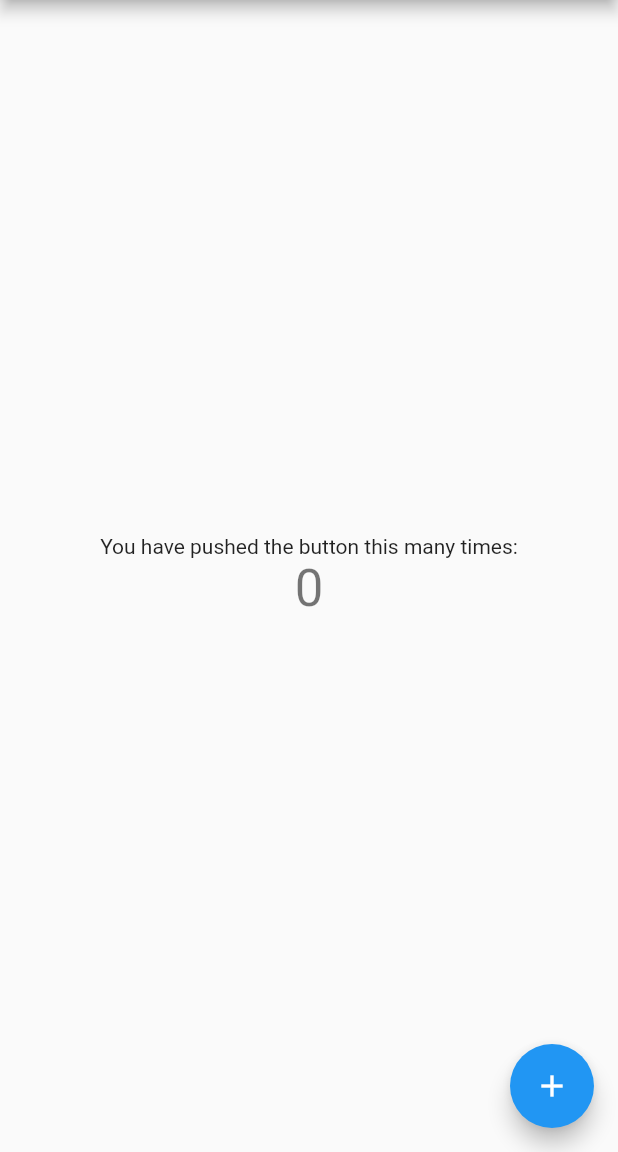
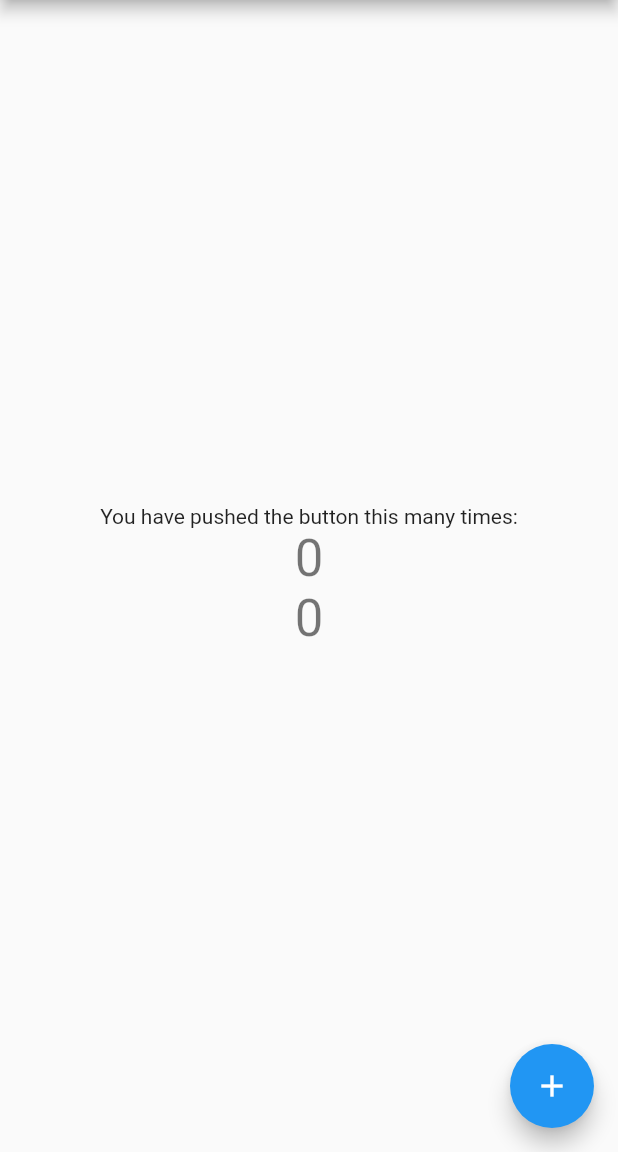
Before and after one commit to Yasas4D/LocationApp, a Flutter app: the screen it shows after launch, on a phone screen of 412 x 824 dp, the part 84-1236 px from its top. Run offline on Flutter 3.47's test engine with Material 2 defaults, Android fonts, the phone set to English and light mode, and no system bars.

Commit message:
thawa text ekk damma

```diff
--- a/lib/main.dart
+++ b/lib/main.dart
@@ -50,6 +50,10 @@ class _MyHomePageState extends State<MyHomePage> {
               '$_counter',
               style: Theme.of(context).textTheme.display1,
             ),
+            Text(
+              '$_counter',
+              style: Theme.of(context).textTheme.display1,
+            ),
           ],
         ),
       ),
```
